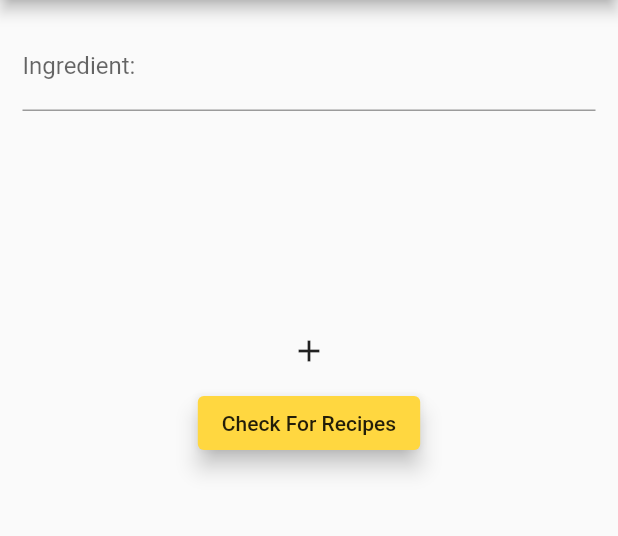
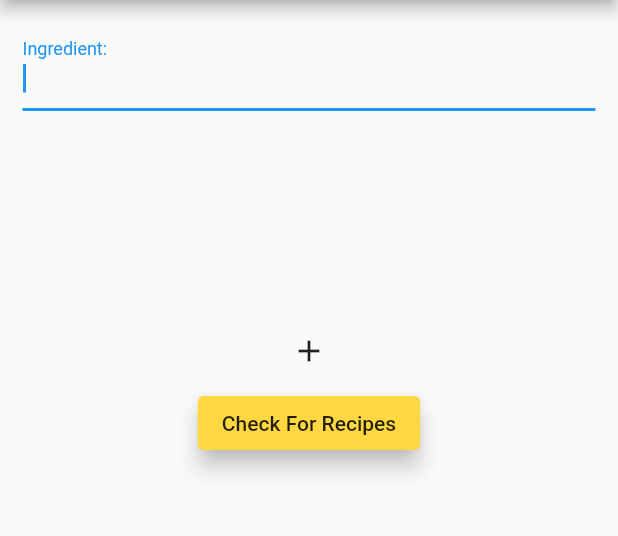
Before and after one commit to Joao-Maria-Janeiro/Cook-My-Leftovers, a Flutter app: the screen it shows after launch, on a phone screen of 412 x 824 dp, the part 84-620 px from its top. Run offline on Flutter 3.47's test engine with Material 2 defaults, Android fonts, the phone set to English and light mode, and no system bars.

```diff
--- a/lib/cards_section_draggable.dart
+++ b/lib/cards_section_draggable.dart
@@ -128,7 +128,7 @@ class _CardsSectionState extends State<CardsSectionDraggable>
       (
         builder: (_, __, ___)
         {
-          return new Container(color: dragOverTarget ? Colors.red : Colors.transparent);
+          return new Container(color: dragOverTarget ? Colors.transparent : Colors.transparent);
         },
         onWillAccept: (_)
         {
--- a/lib/main.dart
+++ b/lib/main.dart
@@ -118,15 +118,18 @@ class IngredientColumn extends StatefulWidget {
 }
 
 class _IngredientColumn extends State<IngredientColumn> {
-
+  FocusNode nodeTwo = FocusNode();
 
   @override
   Widget build(BuildContext context) {
+    FocusScope.of(context).requestFocus(new FocusNode());
+    FocusScope.of(context).requestFocus(nodeTwo);
     return new Container(
       width: 170.0,
       padding: new EdgeInsets.all(5.0),
       child: new Column(children: <Widget>[
         TextFormField(
+          focusNode: nodeTwo,
           autocorrect: false,
           decoration: InputDecoration(
             labelText: "Ingredient:",
```
